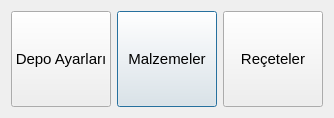
First picture: the form in SinkarYazilim/ayarlar/ayarlardialog.ui, repository CMLDMR/SINKAR, before the edit.
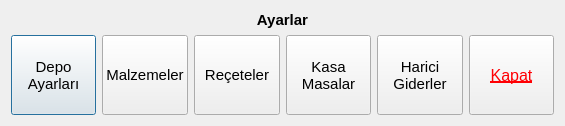
Second picture: the form after the edit.

```diff
--- a/SinkarYazilim/ayarlar/ayarlardialog.ui
+++ b/SinkarYazilim/ayarlar/ayarlardialog.ui
@@ -6,8 +6,8 @@
    <rect>
     <x>0</x>
     <y>0</y>
-    <width>334</width>
-    <height>118</height>
+    <width>565</width>
+    <height>126</height>
    </rect>
   </property>
   <property name="font">
@@ -21,8 +21,35 @@
    <string>Dialog</string>
   </property>
   <layout class="QVBoxLayout" name="verticalLayout">
+   <item>
+    <widget class="QLabel" name="label">
+     <property name="sizePolicy">
+      <sizepolicy hsizetype="Preferred" vsizetype="Maximum">
+       <horstretch>0</horstretch>
+       <verstretch>0</verstretch>
+      </sizepolicy>
+     </property>
+     <property name="text">
+      <string>&lt;html&gt;&lt;head/&gt;&lt;body&gt;&lt;p align=&quot;center&quot;&gt;&lt;span style=&quot; font-weight:600;&quot;&gt;Ayarlar&lt;/span&gt;&lt;/p&gt;&lt;/body&gt;&lt;/html&gt;</string>
+     </property>
+    </widget>
+   </item>
    <item>
     <layout class="QGridLayout" name="gridLayout">
+     <item row="0" column="0">
+      <widget class="QPushButton" name="pushButton_depo">
+       <property name="sizePolicy">
+        <sizepolicy hsizetype="Minimum" vsizetype="Minimum">
+         <horstretch>0</horstretch>
+         <verstretch>0</verstretch>
+        </sizepolicy>
+       </property>
+       <property name="text">
+        <string>Depo
+Ayarları</string>
+       </property>
+      </widget>
+     </item>
      <item row="0" column="1">
       <widget class="QPushButton" name="pushButton_malzeme">
        <property name="sizePolicy">
@@ -36,16 +63,32 @@
        </property>
       </widget>
      </item>
-     <item row="0" column="0">
-      <widget class="QPushButton" name="pushButton_depo">
+     <item row="0" column="5">
+      <widget class="QPushButton" name="pushButton">
        <property name="sizePolicy">
         <sizepolicy hsizetype="Minimum" vsizetype="Minimum">
          <horstretch>0</horstretch>
          <verstretch>0</verstretch>
         </sizepolicy>
        </property>
+       <property name="font">
+        <font>
+         <family>MS Shell Dlg 2</family>
+         <pointsize>12</pointsize>
+         <weight>9</weight>
+         <italic>false</italic>
+         <bold>false</bold>
+         <underline>true</underline>
+        </font>
+       </property>
+       <property name="styleSheet">
+        <string notr="true">color: rgb(255, 0, 4);
+text-decoration: underline;
+font: 75 12pt &quot;MS Shell Dlg 2&quot;;
+</string>
+       </property>
        <property name="text">
-        <string>Depo Ayarları</string>
+        <string>Kapat</string>
        </property>
       </widget>
      </item>
@@ -62,6 +105,40 @@
        </property>
       </widget>
      </item>
+     <item row="0" column="3">
+      <widget class="QPushButton" name="pushButton_KasaMasa">
+       <property name="sizePolicy">
+        <sizepolicy hsizetype="Minimum" vsizetype="Minimum">
+         <horstretch>0</horstretch>
+         <verstretch>0</verstretch>
+        </sizepolicy>
+       </property>
+       <property name="text">
+        <string>Kasa
+Masalar</string>
+       </property>
+      </widget>
+     </item>
+     <item row="0" column="4">
+      <widget class="QPushButton" name="pushButton_HariciGiderler">
+       <property name="sizePolicy">
+        <sizepolicy hsizetype="Minimum" vsizetype="Minimum">
+         <horstretch>0</horstretch>
+         <verstretch>0</verstretch>
+        </sizepolicy>
+       </property>
+       <property name="text">
+        <string>Harici
+Giderler</string>
+       </property>
+       <property name="default">
+        <bool>false</bool>
+       </property>
+       <property name="flat">
+        <bool>false</bool>
+       </property>
+      </widget>
+     </item>
     </layout>
    </item>
   </layout>
```
Left out of the diff: 19 changed lines with no effect on the pictures.
